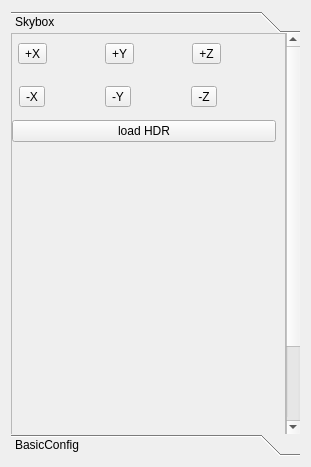
Old version of the form src/UI/View/configwidget.ui in the repository Yuanzidan081/SRendererLab.
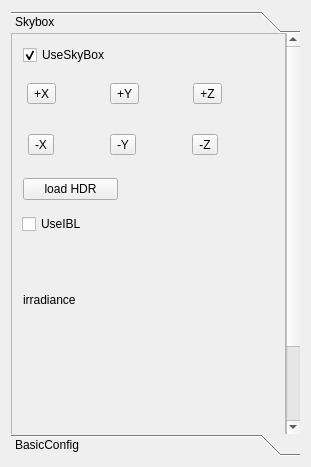
New version of the form.

Diff of the .ui file:
```diff
--- a/src/UI/View/configwidget.ui
+++ b/src/UI/View/configwidget.ui
@@ -80,24 +80,19 @@
              <rect>
               <x>0</x>
               <y>0</y>
-              <width>265</width>
+              <width>264</width>
               <height>498</height>
              </rect>
             </property>
-            <layout class="QVBoxLayout" name="verticalLayout_2">
-             <property name="spacing">
-              <number>3</number>
+            <widget class="QWidget" name="">
+             <property name="geometry">
+              <rect>
+               <x>11</x>
+               <y>39</y>
+               <width>254</width>
+               <height>42</height>
+              </rect>
              </property>
-             <property name="leftMargin">
-              <number>0</number>
-             </property>
-             <property name="topMargin">
-              <number>0</number>
-             </property>
-             <property name="bottomMargin">
-              <number>0</number>
-             </property>
-             <item>
               <layout class="QHBoxLayout" name="horizontalLayout">
                <property name="spacing">
                 <number>3</number>
@@ -208,8 +203,16 @@
                 </widget>
                </item>
               </layout>
-             </item>
-             <item>
+            </widget>
+            <widget class="QWidget" name="">
+             <property name="geometry">
+              <rect>
+               <x>11</x>
+               <y>90</y>
+               <width>254</width>
+               <height>42</height>
+              </rect>
+             </property>
               <layout class="QHBoxLayout" name="horizontalLayout_3">
                <property name="spacing">
                 <number>3</number>
@@ -320,8 +323,16 @@
                 </widget>
                </item>
               </layout>
-             </item>
-             <item>
+            </widget>
+            <widget class="QWidget" name="">
+             <property name="geometry">
+              <rect>
+               <x>11</x>
+               <y>140</y>
+               <width>95</width>
+               <height>30</height>
+              </rect>
+             </property>
               <layout class="QHBoxLayout" name="horizontalLayout_4">
                <item>
                 <widget class="QPushButton" name="loadHDRBtn">
@@ -331,21 +342,105 @@
                 </widget>
                </item>
               </layout>
-             </item>
+            </widget>
+            <widget class="QWidget" name="horizontalLayoutWidget">
+             <property name="geometry">
+              <rect>
+               <x>11</x>
+               <y>11</y>
+               <width>101</width>
+               <height>21</height>
+              </rect>
+             </property>
+             <layout class="QHBoxLayout" name="horizontalLayout_7">
+              <item>
+               <widget class="QCheckBox" name="useSkyBox">
+                <property name="text">
+                 <string>UseSkyBox</string>
+                </property>
+                <property name="checked">
+                 <bool>true</bool>
+                </property>
+               </widget>
+              </item>
+             </layout>
+            </widget>
+            <widget class="QWidget" name="horizontalLayoutWidget_2">
+             <property name="geometry">
+              <rect>
+               <x>10</x>
+               <y>180</y>
+               <width>251</width>
+               <height>21</height>
+              </rect>
+             </property>
+             <layout class="QHBoxLayout" name="horizontalLayout_8">
              <item>
-              <spacer name="verticalSpacer">
-               <property name="orientation">
-                <enum>Qt::Vertical</enum>
-               </property>
-               <property name="sizeHint" stdset="0">
+               <widget class="QCheckBox" name="UseIBLcheckBox">
+                <property name="text">
+                 <string>UseIBL</string>
+                </property>
+               </widget>
+              </item>
+             </layout>
+            </widget>
+            <widget class="QWidget" name="horizontalLayoutWidget_3">
+             <property name="geometry">
+              <rect>
+               <x>10</x>
+               <y>210</y>
+               <width>251</width>
+               <height>111</height>
+              </rect>
+             </property>
+             <layout class="QHBoxLayout" name="horizontalLayout_9">
+              <item>
+               <widget class="QLabel" name="label_2">
+                <property name="maximumSize">
                 <size>
-                 <width>20</width>
-                 <height>300</height>
-                </size>
-               </property>
-              </spacer>
-             </item>
-            </layout>
+                  <width>120</width>
+                  <height>16777215</height>
+                 </size>
+                </property>
+                <property name="text">
+                 <string>irradiance</string>
+                </property>
+               </widget>
+              </item>
+              <item>
+               <widget class="QLabel" name="irradianceImage">
+                <property name="sizePolicy">
+                 <sizepolicy hsizetype="Expanding" vsizetype="Expanding">
+                  <horstretch>0</horstretch>
+                  <verstretch>0</verstretch>
+                 </sizepolicy>
+                </property>
+                <property name="minimumSize">
+                 <size>
+                  <width>120</width>
+                  <height>90</height>
+                 </size>
+                </property>
+                <property name="maximumSize">
+                 <size>
+                  <width>120</width>
+                  <height>90</height>
+                 </size>
+                </property>
+                <property name="styleSheet">
+                 <string notr="true">QLabel
+{
+
+	border-color: rgb(0, 0, 0);
+}</string>
+                </property>
+                <property name="text">
+                 <string/>
+                </property>
+               </widget>
+              </item>
+             </layout>
+            </widget>
            </widget>
           </widget>
          </item>
```
Lines whose indentation alone changed are shown as unchanged.
